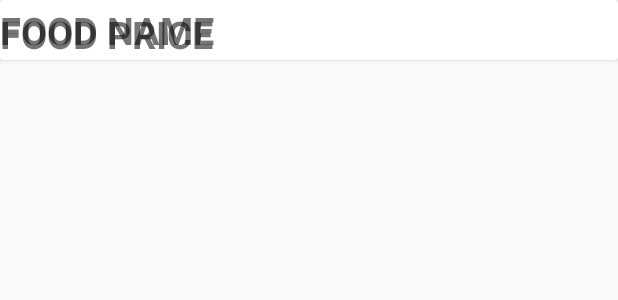
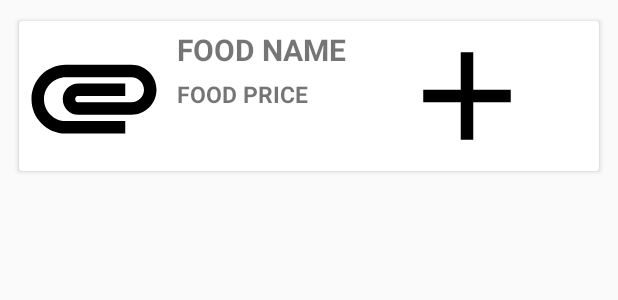
Before and after one commit to anilChouhan-sh/Pro_java_Food, an Android app: the layout cardview_foodlist.xml on its own in the app's theme, with its tools: preview values and no code run, on a phone screen of 412 x 824 dp. Shown: the top 300 px of the screen. Run offline under Robolectric (Android 15) with nearby library versions, the light colour scheme and no system bars.

Commit message:
foodlist ready

```diff
--- a/app/src/main/java/com/example/amla/ListFood.java
+++ b/app/src/main/java/com/example/amla/ListFood.java
@@ -6,6 +6,7 @@ import android.os.Bundle;
 import androidx.annotation.NonNull;
 import androidx.annotation.Nullable;
 import androidx.fragment.app.Fragment;
+import androidx.recyclerview.widget.RecyclerView;
 
 import android.util.Log;
 import android.view.LayoutInflater;
@@ -13,6 +14,7 @@ import android.view.View;
 import android.view.ViewGroup;
 import android.widget.AdapterView;
 import android.widget.ArrayAdapter;
+import android.widget.Button;
 import android.widget.ListView;
 
 import com.parse.FindCallback;
@@ -28,6 +30,10 @@ import javax.xml.transform.Result;
 
 
 public class ListFood extends Fragment {
+
+
+
+
 
 
 
--- a/app/src/main/java/com/example/amla/Search.java
+++ b/app/src/main/java/com/example/amla/Search.java
@@ -5,9 +5,6 @@ import android.view.LayoutInflater;
 import android.view.View;
 import android.view.ViewGroup;
 import android.widget.Button;
-import android.widget.LinearLayout;
-import android.widget.SearchView;
-import android.widget.TextView;
 
 import androidx.annotation.NonNull;
 import androidx.annotation.Nullable;
@@ -83,7 +80,7 @@ public class Search extends Fragment   {
 
         placeorder = view.findViewById(R.id.placeorder);
 
-        Recycle_adapter adapter = new Recycle_adapter(view.getContext() );
+        Recycle_adapter_cart adapter = new Recycle_adapter_cart(view.getContext() );
         recyclerView.setAdapter(adapter);
 
     }
--- /dev/null
+++ b/app/src/main/res/drawable/ic_add_black_24dp.xml
@@ -0,0 +1,9 @@
+<vector xmlns:android="http://schemas.android.com/apk/res/android"
+        android:width="24dp"
+        android:height="24dp"
+        android:viewportWidth="24.0"
+        android:viewportHeight="24.0">
+    <path
+        android:fillColor="#FF000000"
+        android:pathData="M19,13h-6v6h-2v-6H5v-2h6V5h2v6h6v2z"/>
+</vector>
--- /dev/null
+++ b/app/src/main/res/drawable/ic_attachment_black_24dp.xml
@@ -0,0 +1,9 @@
+<vector xmlns:android="http://schemas.android.com/apk/res/android"
+        android:width="24dp"
+        android:height="24dp"
+        android:viewportWidth="24.0"
+        android:viewportHeight="24.0">
+    <path
+        android:fillColor="#FF000000"
+        android:pathData="M2,12.5C2,9.46 4.46,7 7.5,7H18c2.21,0 4,1.79 4,4s-1.79,4 -4,4H9.5C8.12,15 7,13.88 7,12.5S8.12,10 9.5,10H17v2H9.41c-0.55,0 -0.55,1 0,1H18c1.1,0 2,-0.9 2,-2s-0.9,-2 -2,-2H7.5C5.57,9 4,10.57 4,12.5S5.57,16 7.5,16H17v2H7.5C4.46,18 2,15.54 2,12.5z"/>
+</vector>
--- a/app/src/main/res/layout/activity_restaurant__info.xml
+++ b/app/src/main/res/layout/activity_restaurant__info.xml
@@ -52,6 +52,7 @@
         >
 
         <androidx.recyclerview.widget.RecyclerView
+            android:id="@+id/recycle_foodlist"
             android:layout_width="match_parent"
             android:layout_height="match_parent" />
     </RelativeLayout>
--- a/app/src/main/res/layout/cardview_foodlist.xml
+++ b/app/src/main/res/layout/cardview_foodlist.xml
@@ -1,41 +1,44 @@
 <?xml version="1.0" encoding="utf-8"?>
 <androidx.cardview.widget.CardView
     xmlns:android="http://schemas.android.com/apk/res/android"
+    xmlns:app="http://schemas.android.com/apk/res-auto"
     xmlns:tools="http://schemas.android.com/tools"
     android:layout_width="match_parent"
     android:layout_height="wrap_content"
-
-
-
-
-
-
+    android:layout_margin="10dp"
+    app:cardUseCompatPadding="true"
     >
 
     <LinearLayout
-        android:layout_width="wrap_content"
-        android:layout_height="match_parent"
+        android:layout_width="match_parent"
+        android:layout_height="100dp"
         android:orientation="horizontal">
 
         <RelativeLayout
-            android:layout_width="match_parent"
-            android:layout_height="match_parent"
-            android:orientation="horizontal"/>
+            android:layout_width="100dp"
+            android:layout_height="match_parent">
+
+            <ImageView
+                android:id="@+id/imageView2"
+                android:layout_width="100dp"
+                android:layout_height="100dp"
+                app:srcCompat="@drawable/ic_attachment_black_24dp" />
+        </RelativeLayout>
 
         <RelativeLayout
-            android:layout_width="match_parent"
+            android:layout_width="wrap_content"
             android:layout_height="match_parent"
+            android:layout_marginLeft="5dp"
             android:orientation="horizontal">
 
             <TextView
                 android:id="@+id/name_food"
                 android:layout_width="wrap_content"
                 android:layout_height="wrap_content"
-                android:layout_centerHorizontal="true"
-                android:layout_centerVertical="true"
+                android:layout_centerVertical="false"
                 android:layout_marginTop="05dp"
                 android:text="FOOD NAME"
-                android:textSize="25sp"
+                android:textSize="20sp"
                 android:textStyle="bold"></TextView>
 
             <TextView
@@ -43,11 +46,21 @@
 
                 android:layout_width="wrap_content"
                 android:layout_height="wrap_content"
+                android:layout_below="@+id/name_food"
                 android:layout_marginTop="05dp"
                 android:text="FOOD PRICE"
-                android:textSize="25sp"
+                android:textSize="15sp"
                 android:textStyle="bold"></TextView>
         </RelativeLayout>
+
+        <ImageView
+            android:id="@+id/plus"
+            android:layout_width="100dp"
+            android:layout_height="100dp"
+            android:layout_marginLeft="30dp"
+            app:srcCompat="@drawable/ic_add_black_24dp" />
+
+
     </LinearLayout>
 
 </androidx.cardview.widget.CardView>
```
Also changed, not shown: app/src/main/java/com/example/amla/Recycle_adapter_cart.java (renamed from app/src/main/java/com/example/amla/Recycle_adapter.java, +3 -5 lines), app/src/main/java/com/example/amla/Recycle_adapter_foodlist.java (added, +74 -0 lines), app/src/main/java/com/example/amla/Restaurant_Info.java (+58 -48 lines).
